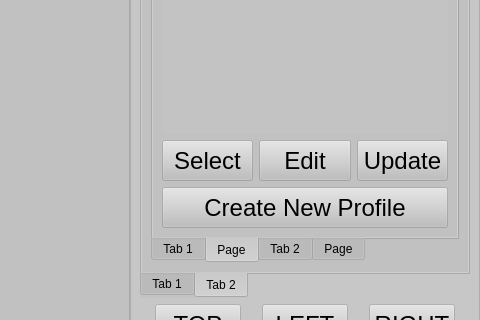
zytzjx/jetsonUI, file psi_auto.ui: the form before one commit; both pictures show x 800 to 1280 and y 318 to 638 of the 1280 by 720 pixel window.
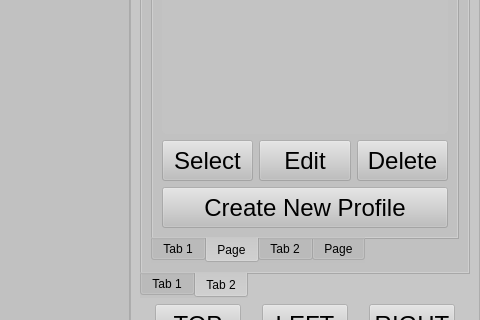
The form after the commit. The open tabs and pages were chosen to show the change. Icons and pictures are not drawn. Custom widgets are drawn as their Qt base class.

Patch:
```diff
--- a/psi_auto.ui
+++ b/psi_auto.ui
@@ -987,7 +987,7 @@
 		QPushButton:pressed{background-color:rgb(85, 170, 255);</string>
                         </property>
                         <property name="text">
-                         <string>Update</string>
+                         <string>Delete</string>
                         </property>
                        </widget>
                       </item>
```
Left out of the diff: 2 changed lines with no effect on the pictures.
